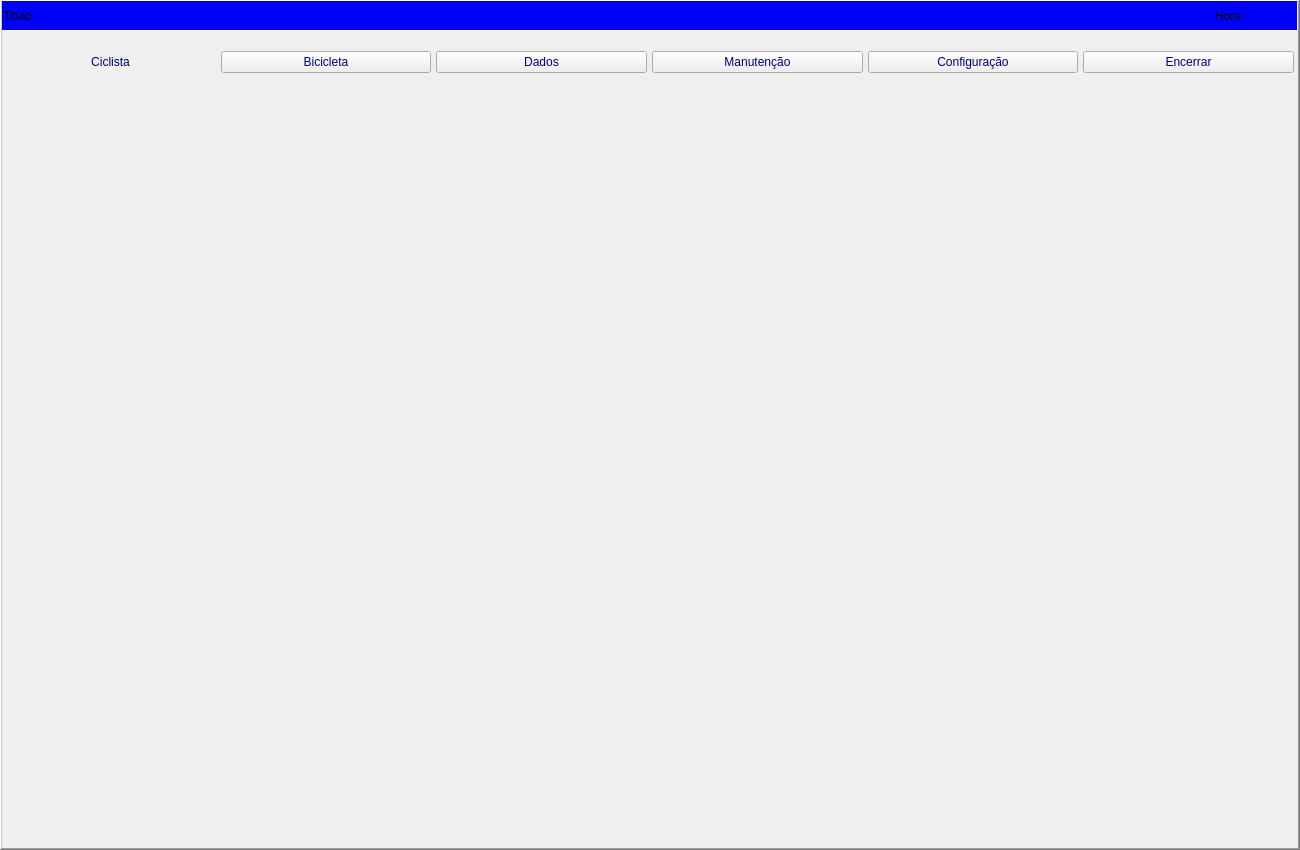
Qt form Screen/frmMain.ui (LasFreitas/Bike) before a commit.
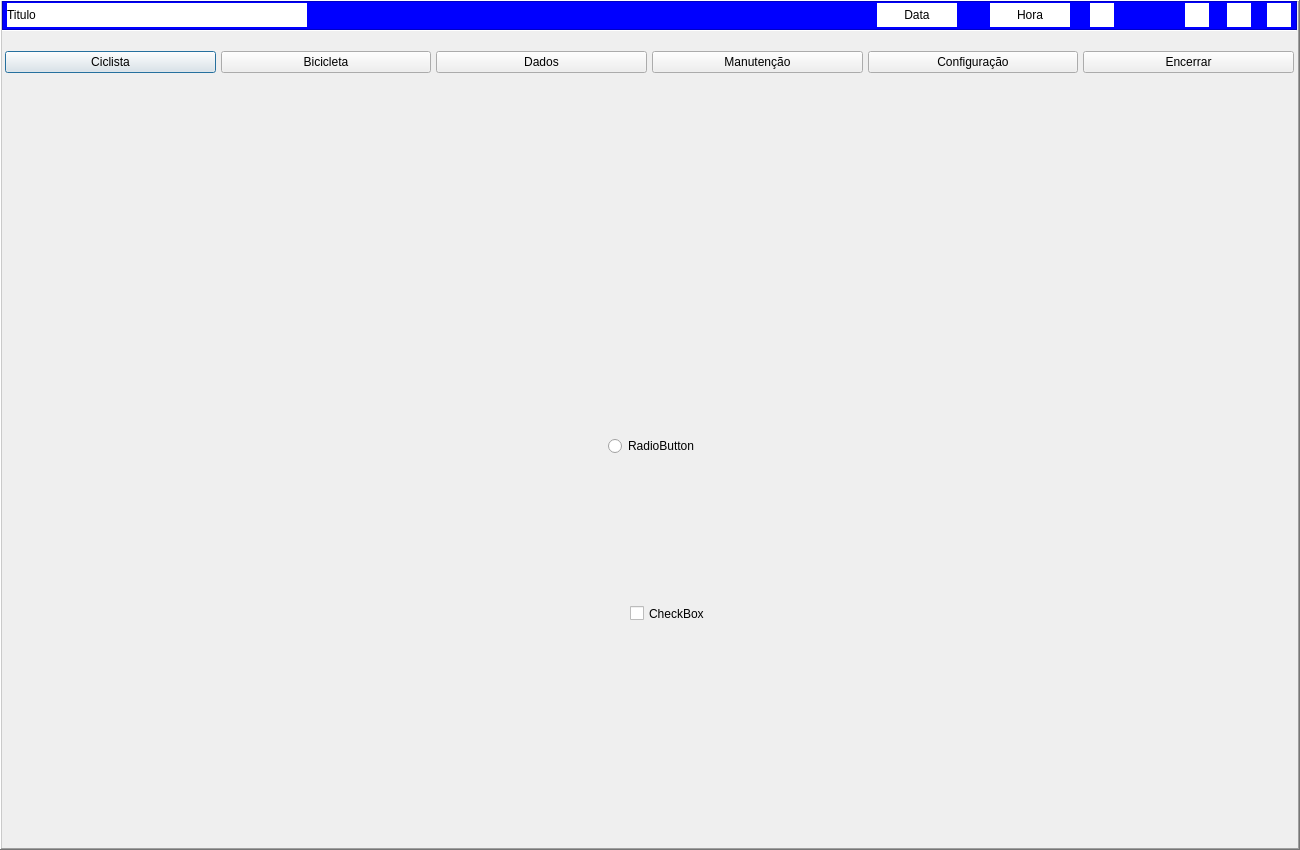
The same form after that commit. Icons and pictures are not drawn.

Commit message: Refeita rotina para configuração dos forms

```diff
--- a/Screen/frmMain.ui
+++ b/Screen/frmMain.ui
@@ -64,9 +64,8 @@
        <property name="cursor">
         <cursorShape>PointingHandCursor</cursorShape>
        </property>
-       <property name="styleSheet">
-        <string notr="true">font: 75 bold 14pt &quot;Arial Narrow&quot;;
-color: rgb(0, 0, 127);</string>
+       <property name="accessibleName">
+        <string>BUT|FB|FS15</string>
        </property>
        <property name="text">
         <string>Ciclista</string>
@@ -82,7 +81,7 @@
         </size>
        </property>
        <property name="flat">
-        <bool>true</bool>
+        <bool>false</bool>
        </property>
       </widget>
      </item>
@@ -91,9 +90,8 @@
        <property name="cursor">
         <cursorShape>PointingHandCursor</cursorShape>
        </property>
-       <property name="styleSheet">
-        <string notr="true">font: 75 bold 14pt &quot;Arial Narrow&quot;;
-color: rgb(0, 0, 127);</string>
+       <property name="accessibleName">
+        <string>BUT|FB|FS15</string>
        </property>
        <property name="text">
         <string>Bicicleta</string>
@@ -121,9 +119,8 @@
        <property name="cursor">
         <cursorShape>PointingHandCursor</cursorShape>
        </property>
-       <property name="styleSheet">
-        <string notr="true">font: 75 bold 14pt &quot;Arial Narrow&quot;;
-color: rgb(0, 0, 127);</string>
+       <property name="accessibleName">
+        <string>BUT|FB|FS15</string>
        </property>
        <property name="text">
         <string>Dados</string>
@@ -145,9 +142,8 @@
        <property name="cursor">
         <cursorShape>PointingHandCursor</cursorShape>
        </property>
-       <property name="styleSheet">
-        <string notr="true">font: 75 bold 14pt &quot;Arial Narrow&quot;;
-color: rgb(0, 0, 127);</string>
+       <property name="accessibleName">
+        <string>BUT|FB|FS15</string>
        </property>
        <property name="text">
         <string>Manutenção</string>
@@ -169,9 +165,8 @@
        <property name="cursor">
         <cursorShape>PointingHandCursor</cursorShape>
        </property>
-       <property name="styleSheet">
-        <string notr="true">font: 75 bold 14pt &quot;Arial Narrow&quot;;
-color: rgb(0, 0, 127);</string>
+       <property name="accessibleName">
+        <string>BUT|FB|FS15</string>
        </property>
        <property name="text">
         <string>Configuração</string>
@@ -196,9 +191,8 @@
        <property name="cursor">
         <cursorShape>PointingHandCursor</cursorShape>
        </property>
-       <property name="styleSheet">
-        <string notr="true">font: 75 bold 14pt &quot;Arial Narrow&quot;;
-color: rgb(0, 0, 127);</string>
+       <property name="accessibleName">
+        <string>BUT|FB|FS15</string>
        </property>
        <property name="text">
         <string>Encerrar</string>
@@ -251,18 +245,15 @@
     <property name="frameShadow">
      <enum>QFrame::Raised</enum>
     </property>
-    <widget class="QWidget" name="horizontalLayoutWidget_2">
-     <property name="geometry">
-      <rect>
-       <x>1</x>
-       <y>2</y>
-       <width>1295</width>
-       <height>26</height>
-      </rect>
-     </property>
-     <layout class="QHBoxLayout" name="horizontalLayout_3">
-      <item>
        <widget class="QLabel" name="lbTittle">
+     <property name="geometry">
+      <rect>
+       <x>5</x>
+       <y>2</y>
+       <width>300</width>
+       <height>24</height>
+      </rect>
+     </property>
         <property name="sizePolicy">
          <sizepolicy hsizetype="Expanding" vsizetype="Expanding">
           <horstretch>0</horstretch>
@@ -282,7 +273,10 @@
          </size>
         </property>
         <property name="accessibleName">
-         <string>SYS</string>
+      <string>SYS|FB</string>
+     </property>
+     <property name="styleSheet">
+      <string notr="true">background-color: rgb(255, 255, 255);</string>
         </property>
         <property name="text">
          <string>Titulo</string>
@@ -294,53 +288,15 @@
          <number>2</number>
         </property>
        </widget>
-      </item>
-      <item>
-       <spacer name="horizontalSpacer_2">
-        <property name="orientation">
-         <enum>Qt::Horizontal</enum>
-        </property>
-        <property name="sizeHint" stdset="0">
-         <size>
-          <width>40</width>
-          <height>20</height>
-         </size>
-        </property>
-       </spacer>
-      </item>
-      <item>
-       <widget class="QLabel" name="lbTimer">
-        <property name="sizePolicy">
-         <sizepolicy hsizetype="Minimum" vsizetype="Expanding">
-          <horstretch>0</horstretch>
-          <verstretch>0</verstretch>
-         </sizepolicy>
-        </property>
-        <property name="minimumSize">
-         <size>
-          <width>80</width>
-          <height>0</height>
-         </size>
-        </property>
-        <property name="maximumSize">
-         <size>
-          <width>80</width>
-          <height>16777215</height>
-         </size>
-        </property>
-        <property name="accessibleName">
-         <string>SYS</string>
-        </property>
-        <property name="text">
-         <string>Hora</string>
-        </property>
-        <property name="alignment">
-         <set>Qt::AlignCenter</set>
-        </property>
-       </widget>
-      </item>
-      <item>
        <widget class="QLabel" name="lbClose">
+     <property name="geometry">
+      <rect>
+       <x>1265</x>
+       <y>2</y>
+       <width>24</width>
+       <height>24</height>
+      </rect>
+     </property>
         <property name="sizePolicy">
          <sizepolicy hsizetype="Preferred" vsizetype="Preferred">
           <horstretch>0</horstretch>
@@ -362,12 +318,61 @@
         <property name="accessibleName">
          <string>SYS</string>
         </property>
+     <property name="styleSheet">
+      <string notr="true">background-color: rgb(255, 255, 255);</string>
+     </property>
         <property name="text">
          <string/>
         </property>
-        <property name="pixmap">
-         <pixmap>../../../../NET/ATUAL/FIN/Icon/Close.png</pixmap>
-        </property>
+     <property name="scaledContents">
+      <bool>true</bool>
+     </property>
+     <property name="alignment">
+      <set>Qt::AlignCenter</set>
+     </property>
+     <property name="margin">
+      <number>2</number>
+     </property>
+    </widget>
+    <widget class="QLabel" name="lbMinimize">
+     <property name="geometry">
+      <rect>
+       <x>1225</x>
+       <y>2</y>
+       <width>24</width>
+       <height>24</height>
+      </rect>
+     </property>
+     <property name="sizePolicy">
+      <sizepolicy hsizetype="Preferred" vsizetype="Preferred">
+       <horstretch>0</horstretch>
+       <verstretch>0</verstretch>
+      </sizepolicy>
+     </property>
+     <property name="minimumSize">
+      <size>
+       <width>24</width>
+       <height>24</height>
+      </size>
+     </property>
+     <property name="maximumSize">
+      <size>
+       <width>24</width>
+       <height>24</height>
+      </size>
+     </property>
+     <property name="toolTip">
+      <string>Minimizar</string>
+     </property>
+     <property name="accessibleName">
+      <string>SYS</string>
+     </property>
+     <property name="styleSheet">
+      <string notr="true">background-color: rgb(255, 255, 255);</string>
+     </property>
+     <property name="text">
+      <string/>
+     </property>
         <property name="scaledContents">
          <bool>true</bool>
         </property>
@@ -378,9 +383,222 @@
          <number>2</number>
         </property>
        </widget>
-      </item>
-     </layout>
+    <widget class="QLabel" name="lbDate">
+     <property name="geometry">
+      <rect>
+       <x>875</x>
+       <y>2</y>
+       <width>80</width>
+       <height>24</height>
+      </rect>
+     </property>
+     <property name="sizePolicy">
+      <sizepolicy hsizetype="Minimum" vsizetype="Expanding">
+       <horstretch>0</horstretch>
+       <verstretch>0</verstretch>
+      </sizepolicy>
+     </property>
+     <property name="minimumSize">
+      <size>
+       <width>80</width>
+       <height>0</height>
+      </size>
+     </property>
+     <property name="maximumSize">
+      <size>
+       <width>80</width>
+       <height>16777215</height>
+      </size>
+     </property>
+     <property name="toolTip">
+      <string>Data Atual</string>
+     </property>
+     <property name="accessibleName">
+      <string>SYS</string>
+     </property>
+     <property name="styleSheet">
+      <string notr="true">background-color: rgb(255, 255, 255);</string>
+     </property>
+     <property name="text">
+      <string>Data</string>
+     </property>
+     <property name="alignment">
+      <set>Qt::AlignCenter</set>
+     </property>
     </widget>
+    <widget class="QLabel" name="lbDatabase">
+     <property name="geometry">
+      <rect>
+       <x>1088</x>
+       <y>2</y>
+       <width>24</width>
+       <height>24</height>
+      </rect>
+     </property>
+     <property name="sizePolicy">
+      <sizepolicy hsizetype="Preferred" vsizetype="Preferred">
+       <horstretch>0</horstretch>
+       <verstretch>0</verstretch>
+      </sizepolicy>
+     </property>
+     <property name="minimumSize">
+      <size>
+       <width>24</width>
+       <height>24</height>
+      </size>
+     </property>
+     <property name="maximumSize">
+      <size>
+       <width>24</width>
+       <height>24</height>
+      </size>
+     </property>
+     <property name="accessibleName">
+      <string>SYS</string>
+     </property>
+     <property name="styleSheet">
+      <string notr="true">background-color: rgb(255, 255, 255);</string>
+     </property>
+     <property name="text">
+      <string/>
+     </property>
+     <property name="scaledContents">
+      <bool>true</bool>
+     </property>
+     <property name="alignment">
+      <set>Qt::AlignCenter</set>
+     </property>
+     <property name="margin">
+      <number>2</number>
+     </property>
+    </widget>
+   </widget>
+   <widget class="QRadioButton" name="radioButton">
+    <property name="geometry">
+     <rect>
+      <x>608</x>
+      <y>403</y>
+      <width>248</width>
+      <height>86</height>
+     </rect>
+    </property>
+    <property name="accessibleName">
+     <string>FB|FS32</string>
+    </property>
+    <property name="text">
+     <string>RadioButton</string>
+    </property>
+   </widget>
+   <widget class="QCheckBox" name="checkBox">
+    <property name="geometry">
+     <rect>
+      <x>630</x>
+      <y>561</y>
+      <width>250</width>
+      <height>105</height>
+     </rect>
+    </property>
+    <property name="whatsThis">
+     <string/>
+    </property>
+    <property name="accessibleName">
+     <string>FB|FS24</string>
+    </property>
+    <property name="text">
+     <string>CheckBox</string>
+    </property>
+   </widget>
+   <widget class="QLabel" name="lbTime">
+    <property name="geometry">
+     <rect>
+      <x>990</x>
+      <y>3</y>
+      <width>80</width>
+      <height>24</height>
+     </rect>
+    </property>
+    <property name="sizePolicy">
+     <sizepolicy hsizetype="Minimum" vsizetype="Expanding">
+      <horstretch>0</horstretch>
+      <verstretch>0</verstretch>
+     </sizepolicy>
+    </property>
+    <property name="minimumSize">
+     <size>
+      <width>80</width>
+      <height>0</height>
+     </size>
+    </property>
+    <property name="maximumSize">
+     <size>
+      <width>80</width>
+      <height>16777215</height>
+     </size>
+    </property>
+    <property name="toolTip">
+     <string>Hora Atual</string>
+    </property>
+    <property name="accessibleName">
+     <string>SYS</string>
+    </property>
+    <property name="styleSheet">
+     <string notr="true">background-color: rgb(255, 255, 255);</string>
+    </property>
+    <property name="text">
+     <string>Hora</string>
+    </property>
+    <property name="alignment">
+     <set>Qt::AlignCenter</set>
+    </property>
+   </widget>
+   <widget class="QLabel" name="lbBrasil">
+    <property name="geometry">
+     <rect>
+      <x>1185</x>
+      <y>3</y>
+      <width>24</width>
+      <height>24</height>
+     </rect>
+    </property>
+    <property name="sizePolicy">
+     <sizepolicy hsizetype="Preferred" vsizetype="Preferred">
+      <horstretch>0</horstretch>
+      <verstretch>0</verstretch>
+     </sizepolicy>
+    </property>
+    <property name="minimumSize">
+     <size>
+      <width>24</width>
+      <height>24</height>
+     </size>
+    </property>
+    <property name="maximumSize">
+     <size>
+      <width>24</width>
+      <height>24</height>
+     </size>
+    </property>
+    <property name="toolTip">
+     <string>Brasil</string>
+    </property>
+    <property name="accessibleName">
+     <string>SYS</string>
+    </property>
+    <property name="styleSheet">
+     <string notr="true">background-color: rgb(255, 255, 255);</string>
+    </property>
+    <property name="text">
+     <string/>
+    </property>
+    <property name="scaledContents">
+     <bool>true</bool>
+    </property>
+    <property name="alignment">
+     <set>Qt::AlignCenter</set>
+    </property>
+    <property name="margin">
+     <number>2</number>
+    </property>
    </widget>
   </widget>
  </widget>
```
Left out of the diff: 3 changed lines with no effect on the pictures. Lines whose indentation alone changed are shown as unchanged. The commit also changes 6 other files.
